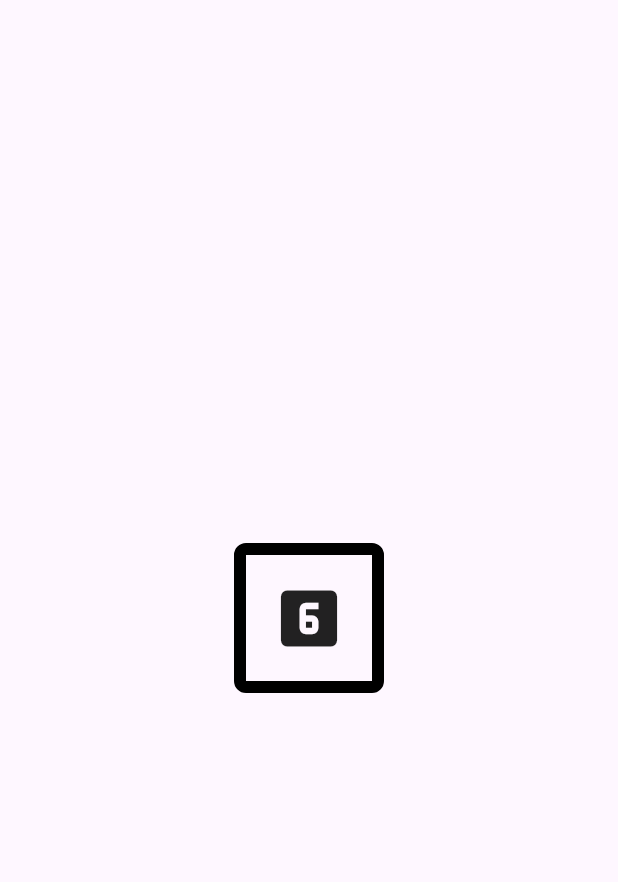
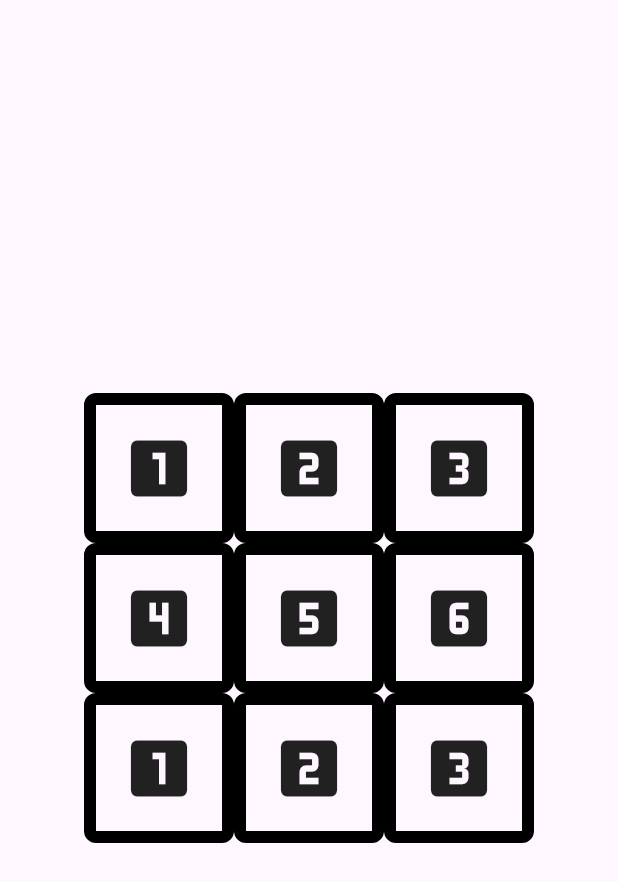
Before and after one commit to CristobalSalinas/knucklebones, a Flutter app: the screen it shows after launch, on a phone screen of 412 x 824 dp. Shown: the top 882 px of the screen. Run offline on Flutter 3.47's test engine with Material 3 defaults, Android fonts, the phone set to English and light mode, and no system bars.

Commit message:
:art: Creando componente nuevo que contiene los datos como un tablero

```diff
--- a/lib/screens/home.dart
+++ b/lib/screens/home.dart
@@ -1,5 +1,5 @@
 import 'package:flutter/material.dart';
-import 'package:knucklebones/widgets/dice_box.dart';
+import 'package:knucklebones/widgets/dice_board.dart';
 
 class HomePage extends StatelessWidget {
   const HomePage({super.key});
@@ -7,8 +7,16 @@ class HomePage extends StatelessWidget {
   @override
   Widget build(BuildContext context) {
     return Scaffold(
-      body: Center(
-        child: DiceBox(value: 6)
+      body: SafeArea(
+        child: Center(
+          child: DiceBoard(
+            board: [
+              [1, 2, 3],
+              [4, 5, 6],
+              [1, 2, 3],
+            ],
+          ),
+        )
       ),
     );
   }
--- /dev/null
+++ b/lib/widgets/dice_board.dart
@@ -0,0 +1,21 @@
+import 'package:flutter/material.dart';
+import 'package:knucklebones/widgets/dice_box.dart';
+
+class DiceBoard extends StatelessWidget {
+  const DiceBoard({super.key, required this.board});
+  final List<List<int?>> board;
+
+  @override
+  Widget build(BuildContext context) {
+    return Column(
+      mainAxisSize: MainAxisSize.min,
+      children: [
+        for (var i = 0; i < 3; i++)
+          Row(
+            mainAxisSize: MainAxisSize.min,
+            children: [for (var j = 0; j < 3; j++) DiceBox(value: board[i][j])],
+          ),
+      ],
+    );
+  }
+}
```
